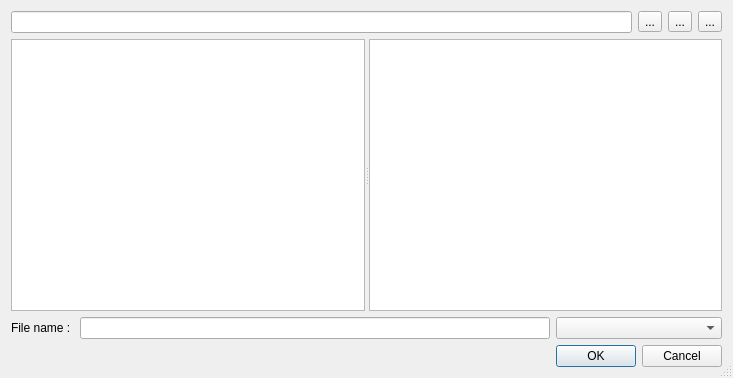
Before: the Qt Designer form filedialog.ui in PonyEdit/PonyEdit, drawn with Qt 5.
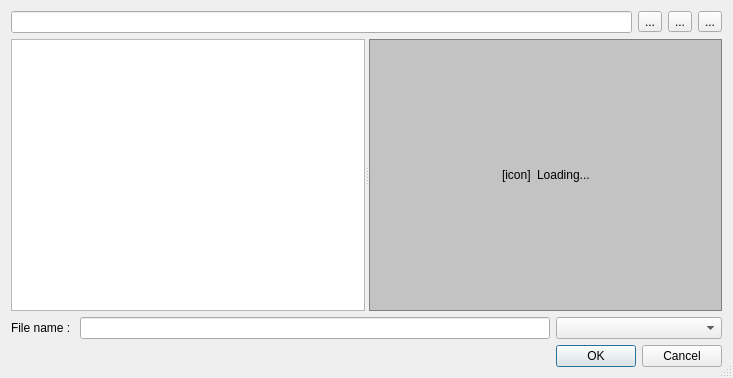
After: the same form once the commit is applied. The open tabs and pages were chosen to show the change. Icons and pictures are not drawn.

Commit message: Can now show appropriate "Loading" labels and graphics while loading the file list...

Patch:
```diff
--- a/filedialog.ui
+++ b/filedialog.ui
@@ -131,13 +131,100 @@
        </property>
       </column>
      </widget>
-     <widget class="QListWidget" name="fileList">
-      <property name="baseSize">
-       <size>
-        <width>200</width>
-        <height>0</height>
-       </size>
+     <widget class="QStackedWidget" name="fileListStack">
+      <property name="styleSheet">
+       <string notr="true"/>
       </property>
+      <property name="frameShape">
+       <enum>QFrame::NoFrame</enum>
+      </property>
+      <property name="frameShadow">
+       <enum>QFrame::Plain</enum>
+      </property>
+      <property name="currentIndex">
+       <number>0</number>
+      </property>
+      <widget class="QWidget" name="fileListLayer">
+       <property name="styleSheet">
+        <string notr="true"/>
+       </property>
+       <layout class="QVBoxLayout" name="verticalLayout_2">
+        <property name="margin">
+         <number>0</number>
+        </property>
+        <item>
+         <widget class="QListWidget" name="fileList"/>
+        </item>
+       </layout>
+      </widget>
+      <widget class="QWidget" name="loaderLayer">
+       <property name="styleSheet">
+        <string notr="true">#loaderLayer {
+background-color: rgb(195, 195, 195);
+border: 1px solid grey;
+}</string>
+       </property>
+       <layout class="QHBoxLayout" name="horizontalLayout_2">
+        <item>
+         <spacer name="horizontalSpacer">
+          <property name="orientation">
+           <enum>Qt::Horizontal</enum>
+          </property>
+          <property name="sizeHint" stdset="0">
+           <size>
+            <width>40</width>
+            <height>20</height>
+           </size>
+          </property>
+         </spacer>
+        </item>
+        <item>
+         <widget class="QLabel" name="loaderIcon">
+          <property name="sizePolicy">
+           <sizepolicy hsizetype="Fixed" vsizetype="Fixed">
+            <horstretch>0</horstretch>
+            <verstretch>0</verstretch>
+           </sizepolicy>
+          </property>
+          <property name="baseSize">
+           <size>
+            <width>16</width>
+            <height>16</height>
+           </size>
+          </property>
+          <property name="text">
+           <string>[icon]</string>
+          </property>
+         </widget>
+        </item>
+        <item>
+         <widget class="QLabel" name="loaderLabel">
+          <property name="sizePolicy">
+           <sizepolicy hsizetype="Preferred" vsizetype="Preferred">
+            <horstretch>0</horstretch>
+            <verstretch>0</verstretch>
+           </sizepolicy>
+          </property>
+          <property name="text">
+           <string>Loading...</string>
+          </property>
+         </widget>
+        </item>
+        <item>
+         <spacer name="horizontalSpacer_2">
+          <property name="orientation">
+           <enum>Qt::Horizontal</enum>
+          </property>
+          <property name="sizeHint" stdset="0">
+           <size>
+            <width>40</width>
+            <height>20</height>
+           </size>
+          </property>
+         </spacer>
+        </item>
+       </layout>
+      </widget>
      </widget>
     </widget>
    </item>
```
The commit also changes 1 other file.
